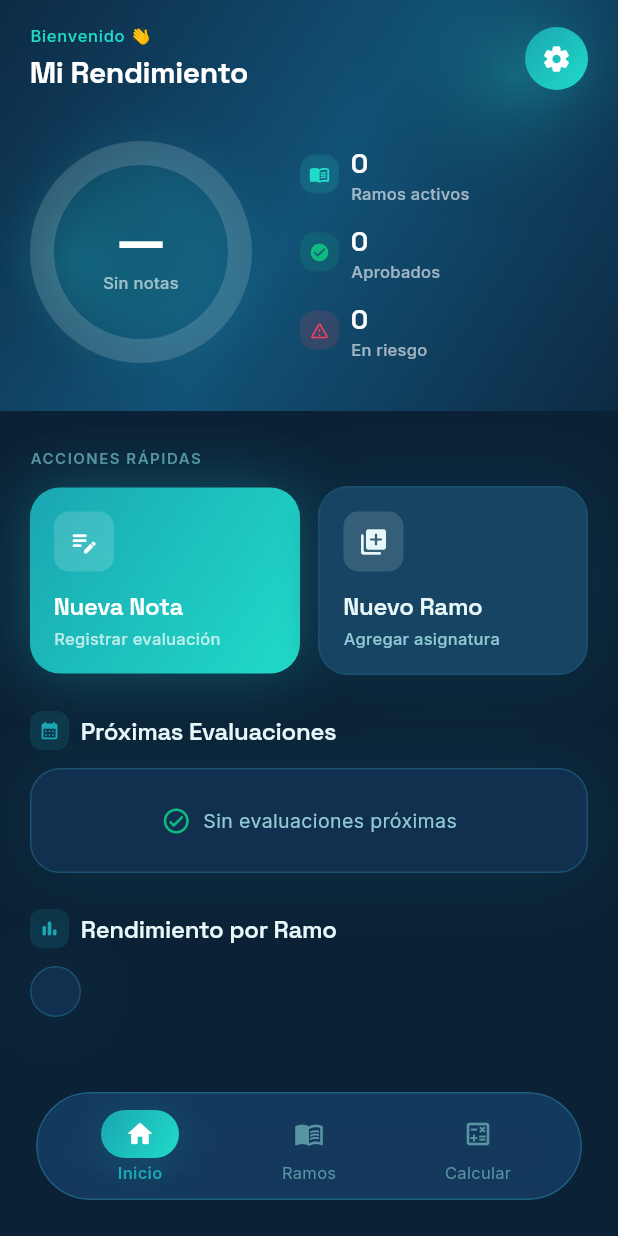
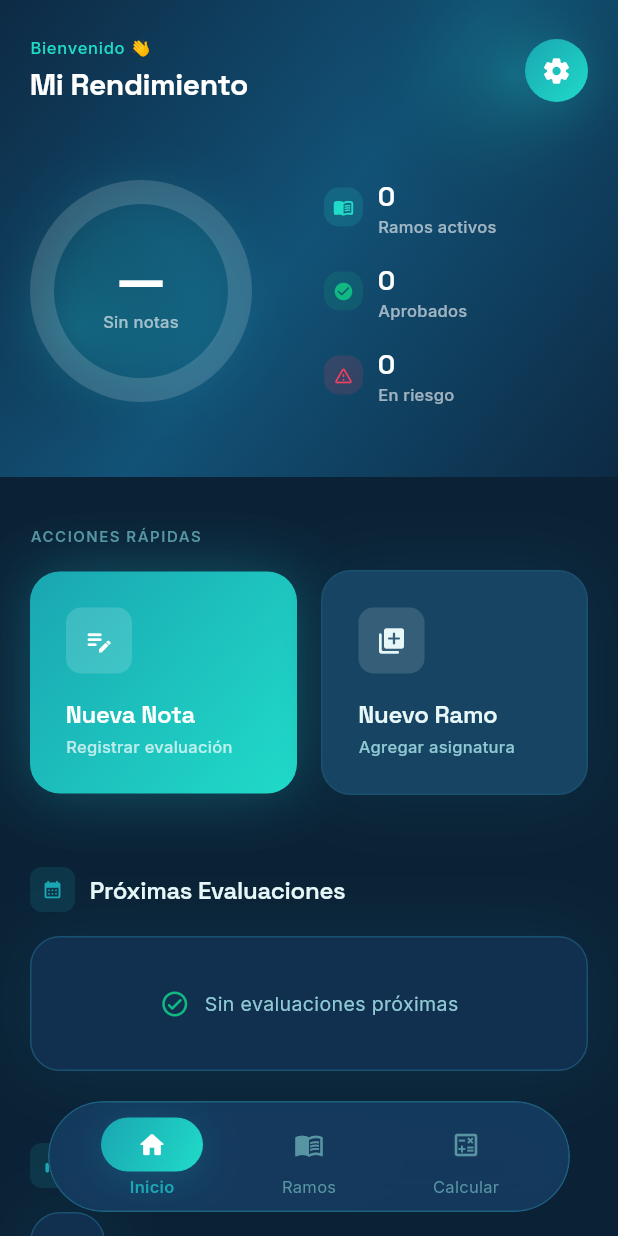
Before and after one commit to BenjaminCantero/PromApp, a Flutter app: the screen it shows after launch, after a tap on "Saltar", on a phone screen of 412 x 824 dp. Run offline on Flutter 3.47's test engine with Material 3 defaults, Android fonts, the phone set to English and light mode, and no system bars; drawn by our look-alikes of fl_chart; our stand-ins replace dio, flutter_riverpod, flutter_secure_storage, go_router, google_fonts, shared_preferences; missing offline and left inert: dart:html.

Commit message:
refactor: update spacing scales, improve bottom nav responsiveness, and update UI tests to handle scroll interactions

```diff
--- a/lib/core/storage/local_db_web.dart
+++ b/lib/core/storage/local_db_web.dart
@@ -12,7 +12,7 @@
     if (_db != null) return;
 
     final completer = Completer<void>();
-    final openRequest = html.window.indexedDB!.open('promapp_db', 1);
+    final openRequest = html.window.indexedDB!.open('promapp_db', version: 1);
 
     openRequest.onUpgradeNeeded.listen((event) {
       final db = openRequest.result;
--- a/lib/core/theme/app_dimensions.dart
+++ b/lib/core/theme/app_dimensions.dart
@@ -5,13 +5,13 @@
   AppDimensions._();
 
   // Espaciado (múltiplos de 4)
-  static const double xs = 4;
-  static const double sm = 8;
-  static const double md = 12;
-  static const double lg = 16;
-  static const double xl = 24;
-  static const double xxl = 32;
-  static const double xxxl = 48;
+  static const double xs = 6;
+  static const double sm = 10;
+  static const double md = 16;
+  static const double lg = 24;
+  static const double xl = 32;
+  static const double xxl = 48;
+  static const double xxxl = 64;
 
   // Radios
   static const double radiusSm = 10;
@@ -26,6 +26,6 @@
   // Componentes
   static const double buttonHeight = 54;
   static const double inputHeight = 54;
-  static const double bottomNavHeight = 72;
+
   static const double chartStroke = 16; // grosor del donut de promedio
 }
--- a/lib/features/asignaturas/presentation/asignaturas_screen.dart
+++ b/lib/features/asignaturas/presentation/asignaturas_screen.dart
@@ -115,7 +115,7 @@
                   sliver: SliverList.separated(
                     itemCount: asignaturas.length,
                     separatorBuilder: (_, _) =>
-                        const SizedBox(height: AppDimensions.md),
+                        const SizedBox(height: AppDimensions.lg),
                     itemBuilder: (_, i) =>
                         _AsignaturaCard(asignatura: asignaturas[i]),
                   ),
--- a/lib/features/dashboard/presentation/dashboard_screen.dart
+++ b/lib/features/dashboard/presentation/dashboard_screen.dart
@@ -63,9 +63,9 @@
           sliver: SliverList(
             delegate: SliverChildListDelegate([
               const _AccionesRow(),
-              const SizedBox(height: AppDimensions.xl),
+              const SizedBox(height: AppDimensions.xxl),
               _ProximasEvaluacionesCard(items: data.proximasEvaluaciones),
-              const SizedBox(height: AppDimensions.xl),
+              const SizedBox(height: AppDimensions.xxl),
               _RendimientoCard(rendimientos: data.rendimientos),
             ]),
           ),
--- a/lib/shared/widgets/app_bottom_nav.dart
+++ b/lib/shared/widgets/app_bottom_nav.dart
@@ -32,18 +32,17 @@
   @override
   Widget build(BuildContext context) {
     return Padding(
-      padding: const EdgeInsets.fromLTRB(
+      padding: EdgeInsets.fromLTRB(
         AppDimensions.xl,
         0,
         AppDimensions.xl,
-        AppDimensions.xl,
+        MediaQuery.of(context).padding.bottom + (AppDimensions.xl * 0.5),
       ),
       child: ClipRRect(
         borderRadius: BorderRadius.circular(AppDimensions.radiusPill),
         child: BackdropFilter(
           filter: ImageFilter.blur(sigmaX: 20, sigmaY: 20),
           child: Container(
-            height: AppDimensions.bottomNavHeight,
             decoration: BoxDecoration(
               color: AppColors.surfaceElevated.withValues(alpha: 0.9),
               borderRadius: BorderRadius.circular(AppDimensions.radiusPill),
@@ -106,6 +105,7 @@
       child: Padding(
         padding: const EdgeInsets.symmetric(vertical: AppDimensions.sm),
         child: Column(
+          mainAxisSize: MainAxisSize.min,
           mainAxisAlignment: MainAxisAlignment.center,
           children: [
             AnimatedContainer(
```
Also changed, not shown: 3 other files.
